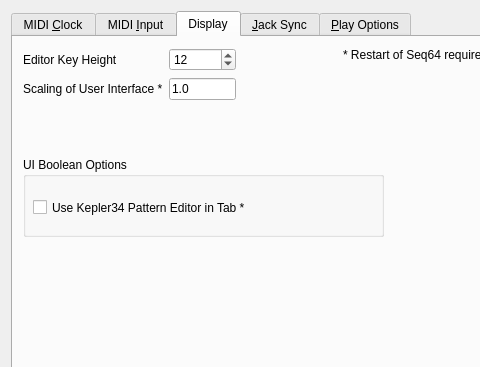
Before: the Qt Designer form seq_qt5/forms/qseditoptions.ui in ahlstromcj/sequencer64, drawn with Qt 5; both pictures show x 0 to 480 and y 0 to 367 of the 638 by 672 pixel window.
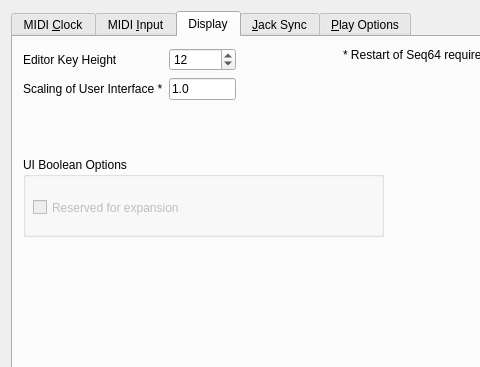
After: the same form once the commit is applied.

Commit message: Fixed gcc-8 warnings, qseqedit redrawing, and vertical expansion.

The edit to the form file:
```diff
--- a/seq_qt5/forms/qseditoptions.ui
+++ b/seq_qt5/forms/qseditoptions.ui
@@ -210,6 +210,9 @@
         <string>UI Boolean Options</string>
        </property>
        <widget class="QCheckBox" name="checkBoxKeplerSeqedit">
+        <property name="enabled">
+         <bool>false</bool>
+        </property>
         <property name="geometry">
          <rect>
           <x>10</x>
@@ -219,11 +222,11 @@
          </rect>
         </property>
         <property name="text">
-         <string>Use Kepler34 Pattern Editor in Tab *</string>
+         <string>Reserved for expansion</string>
         </property>
        </widget>
       </widget>
-      <widget class="QWidget" name="layoutWidget">
+      <widget class="QWidget" name="layoutWidgetGuiOptions">
        <property name="geometry">
         <rect>
          <x>10</x>
```
Left out of the diff: 2 changed lines with no effect on the pictures. The commit also changes 20 other files.
